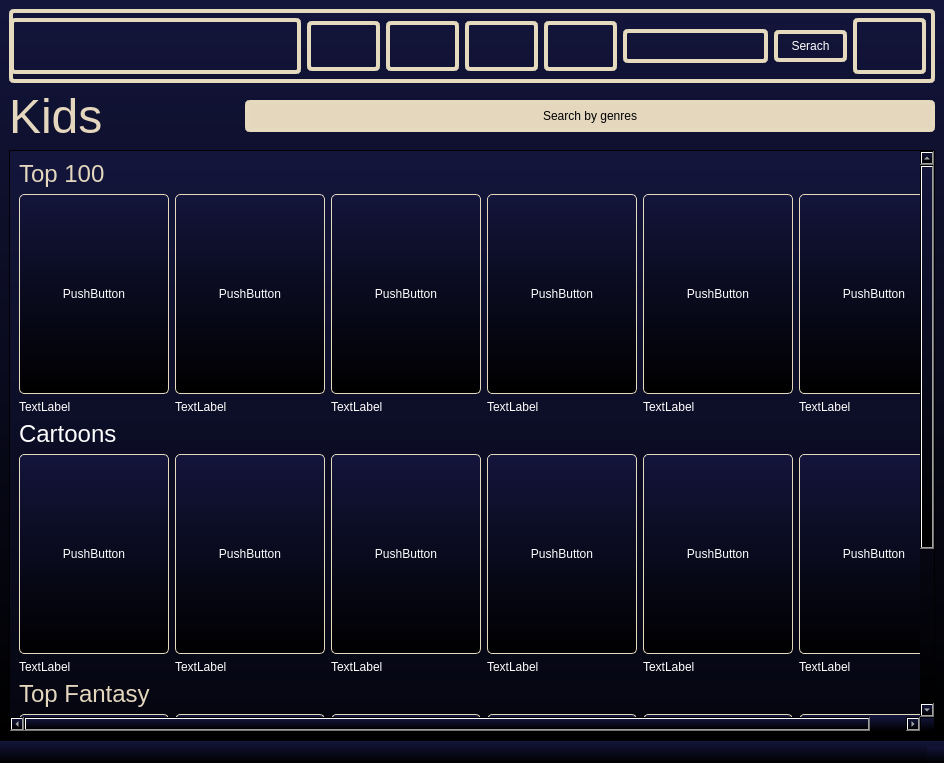
First picture: the form in src/qt/kidstv.ui, repository Dushnilas/recsys_project, before the edit.
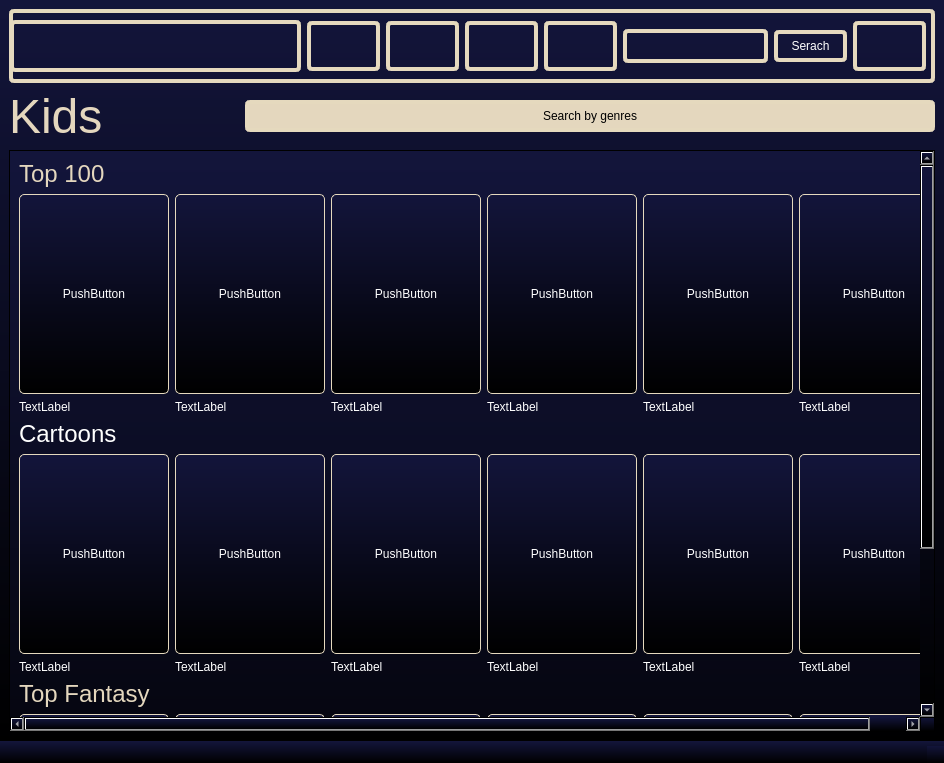
Second picture: the form after the edit. Icons and pictures are not drawn.

```diff
--- a/src/qt/kidstv.ui
+++ b/src/qt/kidstv.ui
@@ -23,6 +23,12 @@
      <layout class="QHBoxLayout" name="headerLO">
       <item>
        <widget class="QWidget" name="widget" native="true">
+        <property name="sizePolicy">
+         <sizepolicy hsizetype="Preferred" vsizetype="Fixed">
+          <horstretch>0</horstretch>
+          <verstretch>0</verstretch>
+         </sizepolicy>
+        </property>
         <property name="minimumSize">
          <size>
           <width>0</width>
@@ -42,10 +48,16 @@
          </property>
          <item>
           <widget class="QLabel" name="label">
+           <property name="sizePolicy">
+            <sizepolicy hsizetype="Preferred" vsizetype="Fixed">
+             <horstretch>0</horstretch>
+             <verstretch>0</verstretch>
+            </sizepolicy>
+           </property>
            <property name="minimumSize">
             <size>
              <width>150</width>
-             <height>0</height>
+             <height>52</height>
             </size>
            </property>
            <property name="styleSheet">
@@ -133,11 +145,17 @@
          <item>
           <widget class="QPushButton" name="UserButKid">
            <property name="sizePolicy">
-            <sizepolicy hsizetype="Minimum" vsizetype="Preferred">
+            <sizepolicy hsizetype="Minimum" vsizetype="Fixed">
              <horstretch>0</horstretch>
              <verstretch>0</verstretch>
             </sizepolicy>
            </property>
+           <property name="minimumSize">
+            <size>
+             <width>0</width>
+             <height>50</height>
+            </size>
+           </property>
            <property name="styleSheet">
             <string notr="true">border-image: url(:/rec/Pics/profile-user.png);</string>
            </property>
```
